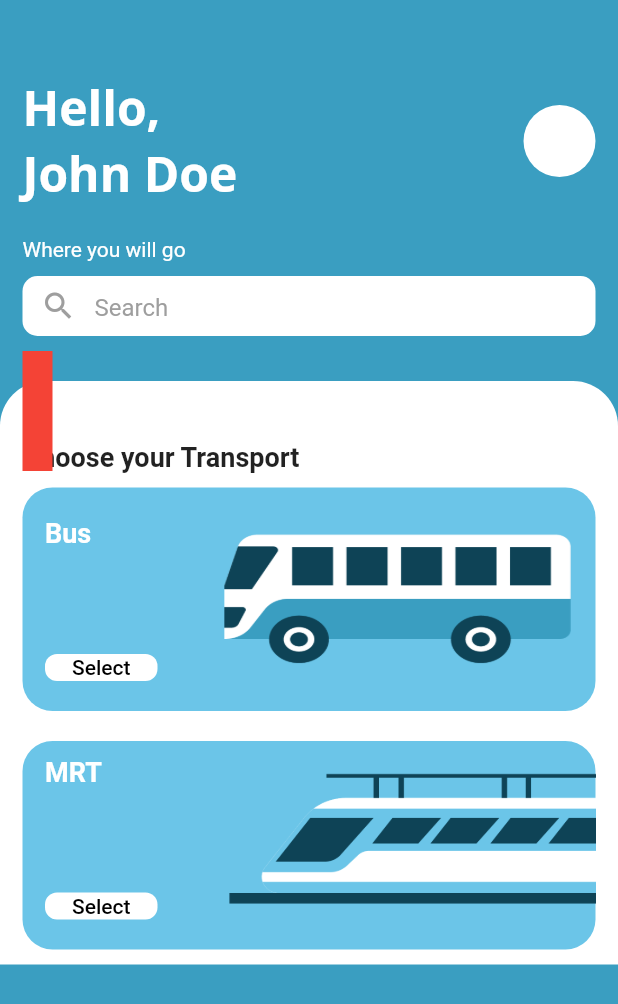
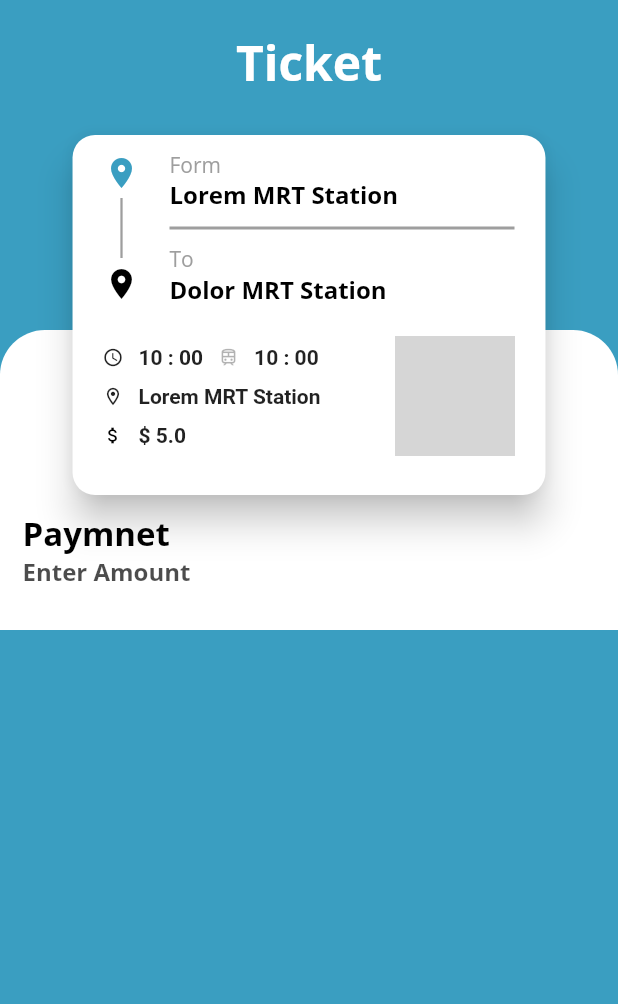
Before and after one commit to Pritom-Chaki/challenge_100_days, a Flutter app: the screen it shows after launch, on a phone screen of 412 x 824 dp. Shown: the top 1004 px of the screen. Run offline on Flutter 3.47's test engine with Material 2 defaults, Android fonts, the phone set to English and light mode, and no system bars; our stand-ins replace google_fonts, percent_indicator; missing offline and left inert: flutter_sparkline; network calls fail; grey boxes are pictures that could not be loaded.

Commit message:
Day_3 page 2 done

```diff
--- a/lib/day_3/day_3.dart
+++ b/lib/day_3/day_3.dart
@@ -1,2 +1,4 @@
 export 'day_3_main.dart';
 export 'font_style.dart';
+export 'mrt.dart';
+export 'ticket.dart';
--- /dev/null
+++ b/lib/day_3/ticket.dart
@@ -0,0 +1,216 @@
+import 'package:flutter/material.dart';
+import 'package:google_fonts/google_fonts.dart';
+
+import '../theme_data.dart';
+
+class TicketPage extends StatefulWidget {
+  @override
+  _TicketPageState createState() => _TicketPageState();
+}
+
+class _TicketPageState extends State<TicketPage> {
+  fontStyleMethod(TextStyle sansStyle) {
+    return GoogleFonts.openSans(
+      textStyle: sansStyle,
+    );
+  }
+
+  @override
+  Widget build(BuildContext context) {
+    Widget _buildTopCard() {
+      return Positioned(
+        top: 50.0,
+        child: Card(
+          elevation: 10.0,
+          margin: EdgeInsets.symmetric(horizontal: 20.0, vertical: 20),
+          shape:
+              RoundedRectangleBorder(borderRadius: BorderRadius.circular(15.0)),
+          child: Container(
+            padding: EdgeInsets.symmetric(horizontal: 20.0, vertical: 10.0),
+            height: 240,
+            child: Column(
+              children: [
+                Row(
+                  children: [
+                    Column(
+                      children: [
+                        Icon(
+                          Icons.location_on,
+                          color: Challenge.color('3A9EC1'),
+                        ),
+                        Container(
+                          margin: EdgeInsets.symmetric(vertical: 5.0),
+                          color: Colors.grey,
+                          width: 1.5,
+                          height: 40,
+                        ),
+                        Icon(
+                          Icons.location_on,
+                          color: Colors.black,
+                        ),
+                      ],
+                    ),
+                    SizedBox(
+                      width: 20.0,
+                    ),
+                    Column(
+                      crossAxisAlignment: CrossAxisAlignment.start,
+                      children: [
+                        Text('Form',
+                            style: fontStyleMethod(TextStyle(
+                                fontSize: 14,
+                                color: Colors.grey,
+                                fontWeight: FontWeight.w400))),
+                        Text('Lorem MRT Station',
+                            style: fontStyleMethod(TextStyle(
+                                fontSize: 16,
+                                color: Colors.black,
+                                fontWeight: FontWeight.bold))),
+                        Container(
+                            margin: EdgeInsets.symmetric(vertical: 10.0),
+                            width: 230,
+                            height: 2,
+                            color: Colors.grey),
+                        Text('To',
+                            style: fontStyleMethod(TextStyle(
+                                fontSize: 14,
+                                color: Colors.grey,
+                                fontWeight: FontWeight.w400))),
+                        Text('Dolor MRT Station',
+                            style: fontStyleMethod(TextStyle(
+                                fontSize: 16,
+                                color: Colors.black,
+                                fontWeight: FontWeight.bold))),
+                      ],
+                    )
+                  ],
+                ),
+                SizedBox(height: 20.0),
+                Row(
+                  mainAxisAlignment: MainAxisAlignment.spaceBetween,
+                  crossAxisAlignment: CrossAxisAlignment.center,
+                  children: [
+                    Column(
+                      crossAxisAlignment: CrossAxisAlignment.start,
+                      children: [
+                        Row(
+                          children: [
+                            Icon(
+                              Icons.schedule_outlined,
+                              size: 14,
+                            ),
+                            SizedBox(width: 10.0),
+                            Text(
+                              '10 : 00',
+                              style: TextStyle(
+                                  fontSize: 14, fontWeight: FontWeight.bold),
+                            ),
+                            SizedBox(width: 10.0),
+                            Icon(
+                              Icons.train_outlined,
+                              size: 14,
+                              color: Colors.black.withOpacity(0.3),
+                            ),
+                            SizedBox(width: 10.0),
+                            Text(
+                              '10 : 00',
+                              style: TextStyle(
+                                  fontSize: 14, fontWeight: FontWeight.bold),
+                            ),
+                          ],
+                        ),
+                        SizedBox(height: 10.0),
+                        Row(
+                          children: [
+                            Icon(Icons.location_on_outlined, size: 14),
+                            SizedBox(width: 10.0),
+                            Text(
+                              'Lorem MRT Station',
+                              style: TextStyle(
+                                  fontSize: 14, fontWeight: FontWeight.bold),
+                            ),
+                          ],
+                        ),
+                        SizedBox(height: 10.0),
+                        Row(
+                          children: [
+                            Icon(
+                              Icons.attach_money,
+                              size: 14,
+                              color: Colors.black,
+                            ),
+                            SizedBox(width: 10.0),
+                            Text(
+                              '\$ 5.0',
+                              style: TextStyle(
+                                  fontSize: 14, fontWeight: FontWeight.bold),
+                            )
+                          ],
+                        )
+                      ],
+                    ),
+                    SizedBox(width: 50.0),
+                    Image.network(
+                      'https://www.investopedia.com/thmb/ZG1jKEKttKbiHi0EkM8yJCJp6TU=/1148x1148/filters:no_upscale():max_bytes(150000):strip_icc()/qr-code-bc94057f452f4806af70fd34540f72ad.png',
+                      height: 80,
+                      width: 80,
+                      fit: BoxFit.fill,
+                    )
+                  ],
+                )
+              ],
+            ),
+          ),
+        ),
+      );
+    }
+
+    return Scaffold(
+      body: Container(
+        padding: EdgeInsets.symmetric(vertical: 20.0),
+        width: MediaQuery.of(context).size.width,
+        height: double.infinity,
+        color: Challenge.color('3A9EC1'),
+        child: Stack(
+          alignment: AlignmentDirectional.topCenter,
+          children: [
+            Text('Ticket',
+                style: fontStyleMethod(TextStyle(
+                    fontSize: 32,
+                    color: Colors.white,
+                    fontWeight: FontWeight.bold))),
+            Positioned(
+              top: 200,
+              child: Container(
+                height: 200,
+                width: MediaQuery.of(context).size.width,
+                padding: EdgeInsets.only(top: 120.0, left: 15.0, right: 15.0),
+                decoration: BoxDecoration(
+                    borderRadius: BorderRadius.only(
+                        topLeft: Radius.circular(30.0),
+                        topRight: Radius.circular(30.0)),
+                    color: Colors.white),
+                child: Column(
+                  crossAxisAlignment: CrossAxisAlignment.start,
+                  children: [
+                    Text('Paymnet',
+                        style: fontStyleMethod(TextStyle(
+                            fontSize: 22,
+                            color: Colors.black,
+                            fontWeight: FontWeight.bold))),
+                    Text('Enter Amount',
+                        style: fontStyleMethod(TextStyle(
+                            fontSize: 16,
+                            color: Colors.black.withOpacity(0.7),
+                            fontWeight: FontWeight.bold))),
+                  ],
+                ),
+              ),
+            ),
+            _buildTopCard(),
+          ],
+        ),
+      ),
+    );
+  }
+}
--- a/lib/main.dart
+++ b/lib/main.dart
@@ -17,7 +17,7 @@ class MyApp extends StatelessWidget {
       theme: ThemeData(
         primarySwatch: Colors.blue,
       ),
-      home: Day3Main(),
+      home: TicketPage(),
     );
   }
 }
```
Also changed, not shown: lib/day_3/day_3_main.dart (+57 -16 lines), lib/day_3/mrt.dart (added, +230 -0 lines), 1 other file.
